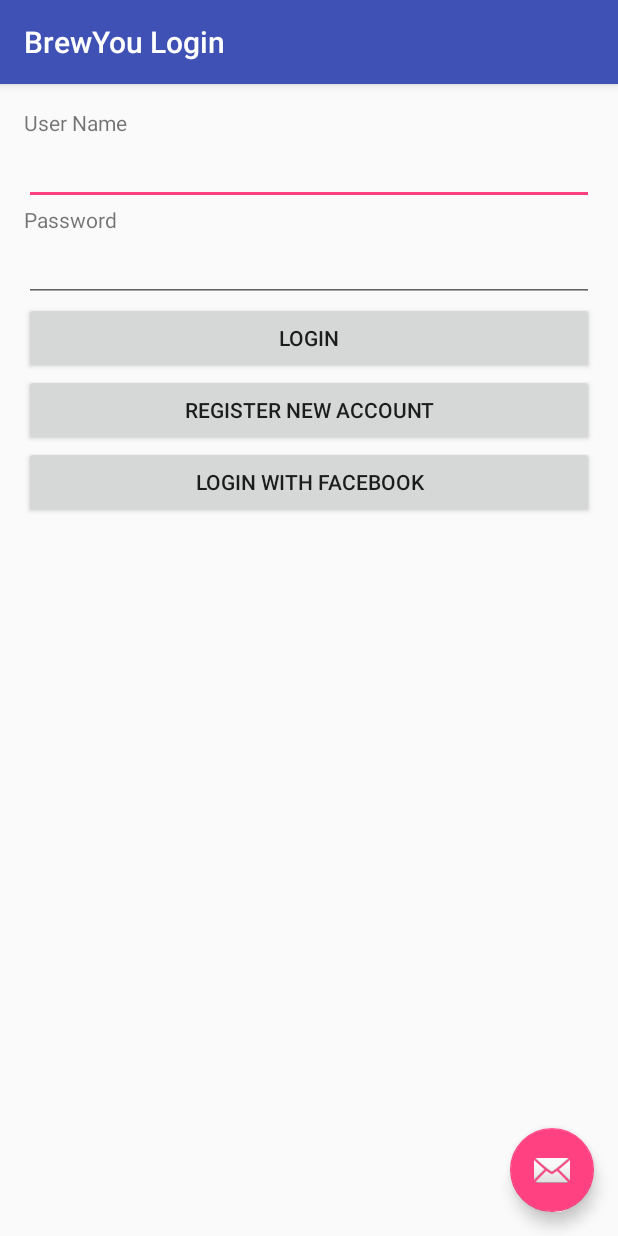
After one commit to tylerlutz/BrewYou, an Android app: the LoginActivity screen opened directly, with no data from a screen before it, on a phone screen of 412 x 824 dp. The commit adds this screen. Run offline under Robolectric (Android 15) with nearby library versions, the phone set to English and light mode, and no system bars; plain views replace LoginButton.

Commit message:
Added Layouts for Login System.
Added the Layouts for the Login System. Bug: Facebook Login does not function. Causes app to crash. Facebook login is commented out until bug is fixed.

```diff
--- a/BrewYou/app/src/main/java/com/tylerlutz/brewyou/App.java
+++ b/BrewYou/app/src/main/java/com/tylerlutz/brewyou/App.java
@@ -3,6 +3,7 @@ package com.tylerlutz.brewyou;
 import android.app.Application;
 
 import com.parse.Parse;
+import com.parse.ParseFacebookUtils;
 
 /**
  * Created by Tyler on 11/27/15.
@@ -15,5 +16,8 @@ public class App extends Application {
         // Enable Local Datastore
         Parse.enableLocalDatastore(this);
         Parse.initialize(this, "cxojXRFsShXR2kiSQEmcXwM2MwlexHzTzmvrUc8m", "eV4EY8gydxRcDP73OW0VjiqxFylky8LpPnzNOAUx");
+
+        ParseFacebookUtils.initialize(this);
+
     }
 }
--- /dev/null
+++ b/BrewYou/app/src/main/java/com/tylerlutz/brewyou/LoginActivity.java
@@ -0,0 +1,17 @@
+package com.tylerlutz.brewyou;
+
+import android.os.Bundle;
+import android.support.v7.app.AppCompatActivity;
+
+
+/**
+ * Created by Tyler on 12/5/15.
+ */
+public class LoginActivity extends AppCompatActivity {
+
+    @Override
+    protected void onCreate(Bundle savedInstanceState) {
+        super.onCreate(savedInstanceState);
+        setContentView(R.layout.activity_login);
+    }
+}
--- /dev/null
+++ b/BrewYou/app/src/main/res/layout/activity_login.xml
@@ -0,0 +1,33 @@
+<android.support.design.widget.CoordinatorLayout xmlns:android="http://schemas.android.com/apk/res/android"
+    xmlns:app="http://schemas.android.com/apk/res-auto"
+    xmlns:tools="http://schemas.android.com/tools"
+    android:layout_width="match_parent"
+    android:layout_height="match_parent"
+    android:fitsSystemWindows="true"
+    tools:context="com.tylerlutz.brewyou.LoginActivity">
+
+    <!--<android.support.design.widget.AppBarLayout-->
+        <!--android:layout_width="match_parent"-->
+        <!--android:layout_height="wrap_content"-->
+        <!--android:theme="@style/AppTheme.AppBarOverlay">-->
+
+        <!--<android.support.v7.widget.Toolbar-->
+            <!--android:id="@+id/toolbar"-->
+            <!--android:layout_width="match_parent"-->
+            <!--android:layout_height="?attr/actionBarSize"-->
+            <!--android:background="?attr/colorPrimary"-->
+            <!--app:popupTheme="@style/AppTheme.PopupOverlay" />-->
+
+    <!--</android.support.design.widget.AppBarLayout>-->
+
+    <include layout="@layout/content_login" />
+
+    <android.support.design.widget.FloatingActionButton
+        android:id="@+id/fab"
+        android:layout_width="wrap_content"
+        android:layout_height="wrap_content"
+        android:layout_gravity="bottom|end"
+        android:layout_margin="@dimen/fab_margin"
+        android:src="@android:drawable/ic_dialog_email" />
+
+</android.support.design.widget.CoordinatorLayout>
--- /dev/null
+++ b/BrewYou/app/src/main/res/layout/content_login.xml
@@ -0,0 +1,48 @@
+<?xml version="1.0" encoding="utf-8"?>
+<LinearLayout xmlns:android="http://schemas.android.com/apk/res/android"
+    android:orientation="vertical"
+    android:layout_width="match_parent"
+    android:layout_height="match_parent"
+    android:paddingBottom="@dimen/activity_vertical_margin"
+    android:paddingLeft="@dimen/activity_horizontal_margin"
+    android:paddingRight="@dimen/activity_horizontal_margin"
+    android:paddingTop="@dimen/activity_vertical_margin">
+    <TextView
+        android:layout_width="match_parent"
+        android:layout_height="wrap_content"
+        android:text="User Name"/>
+    <EditText
+        android:layout_width="match_parent"
+        android:layout_height="wrap_content"
+        android:id="@+id/txtUserName"/>
+    <TextView
+        android:layout_width="match_parent"
+        android:layout_height="wrap_content"
+        android:text="Password"/>
+    <EditText
+        android:layout_width="match_parent"
+        android:layout_height="wrap_content"
+        android:id="@+id/txtPassword"/>
+    <Button
+        android:layout_width="match_parent"
+        android:layout_height="wrap_content"
+        android:id="@+id/btnLogin"
+        android:text="Login" />
+    <Button
+        android:layout_width="match_parent"
+        android:layout_height="wrap_content"
+        android:id="@+id/btnRegister"
+        android:text="Register New Account"/>
+    <Button
+        android:layout_width="match_parent"
+        android:layout_height="wrap_content"
+        android:id="@+id/btnFacebookLogin"
+        android:text="Login with Facebook"/>
+    <!--<com.facebook.login.widget.LoginButton-->
+        <!--android:id="@+id/btnFacebookLogin"-->
+        <!--android:layout_width="wrap_content"-->
+        <!--android:layout_height="wrap_content"-->
+        <!--android:layout_gravity="center_horizontal"-->
+        <!--android:layout_marginTop="30dp"-->
+        <!--android:layout_marginBottom="30dp" />-->
+</LinearLayout>
```
Also changed, not shown: BrewYou/app/build.gradle (+7 -0 lines), BrewYou/app/src/main/AndroidManifest.xml (+12 -0 lines), BrewYou/app/src/main/java/com/tylerlutz/brewyou/MainActivity.java (+29 -3 lines), BrewYou/app/src/main/java/com/tylerlutz/brewyou/SignupActivity.java (added, +15 -0 lines), BrewYou/app/src/main/res/layout/activity_signup.xml (added, +24 -0 lines), BrewYou/app/src/main/res/layout/content_signup.xml (added, +39 -0 lines), BrewYou/app/src/main/res/values/strings.xml (+7 -0 lines), 1 other file.
